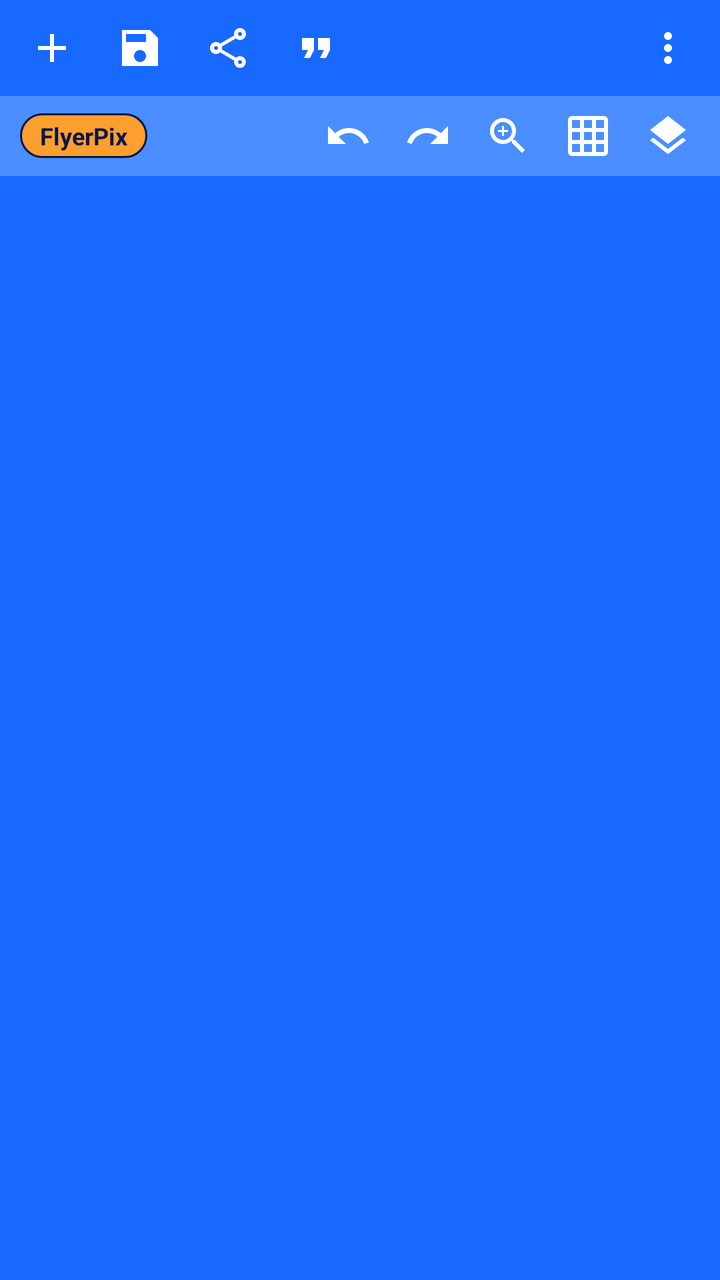
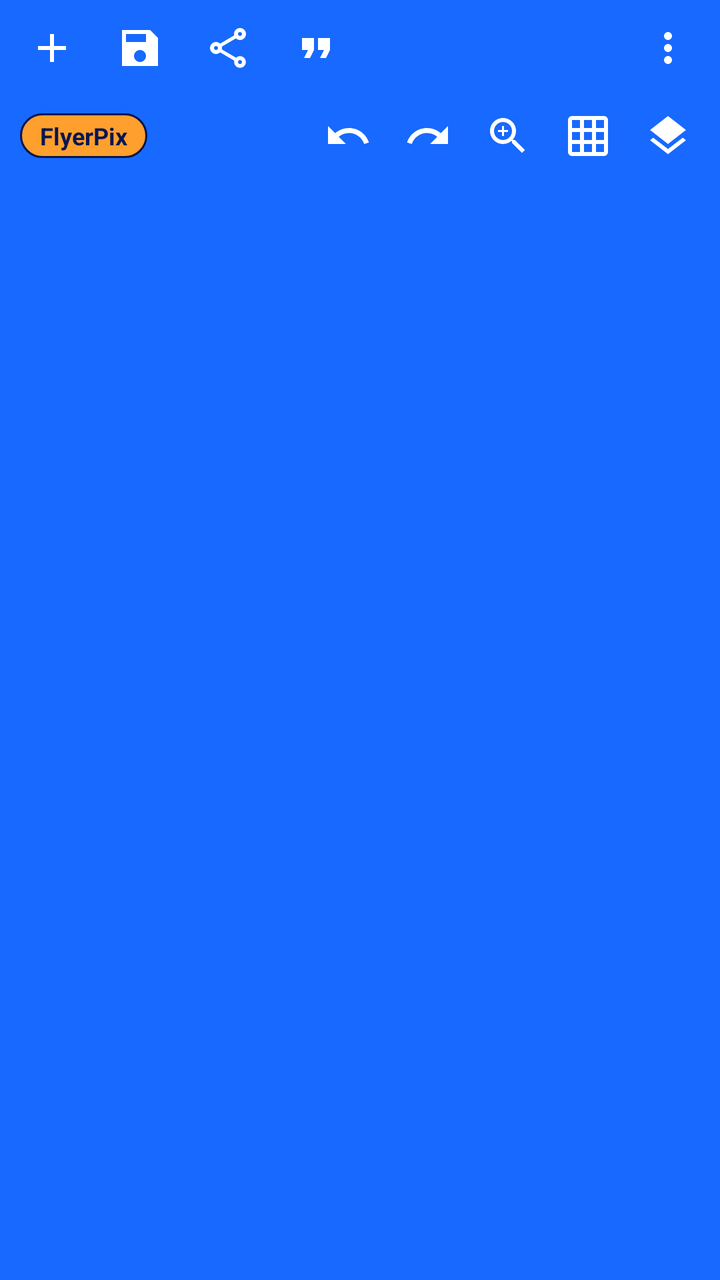

Two renders of the same Android screen: before a commit and after it. Below are the layout's source before the change and the commit's diff.
<!-- AndroidManifest.xml: application theme AppTheme -->
<!-- res/layout/layout_authentic_top_bar.xml -->
<?xml version="1.0" encoding="utf-8"?>
<LinearLayout xmlns:android="http://schemas.android.com/apk/res/android"
    xmlns:app="http://schemas.android.com/apk/res-auto"
    android:id="@+id/authenticTopBarContainer"
    android:layout_width="match_parent"
    android:layout_height="wrap_content"
    android:background="@color/brand_blue"
    android:elevation="6dp"
    android:orientation="vertical">

    
    <LinearLayout
        android:id="@+id/topBarRow1"
        android:layout_width="match_parent"
        android:layout_height="48dp"
        android:background="@color/header_primary"
        android:gravity="center_vertical"
        android:orientation="horizontal"
        android:paddingHorizontal="4dp">

        <ImageButton
            android:id="@+id/btnTopAdd"
            android:layout_width="44dp"
            android:layout_height="44dp"
            android:background="?attr/selectableItemBackgroundBorderless"
            android:contentDescription="Tambah Objek"
            android:src="@drawable/ic_add_24px"
            app:tint="@android:color/white" />

        <ImageButton
            android:id="@+id/btnTopSave"
            android:layout_width="44dp"
            android:layout_height="44dp"
            android:background="?attr/selectableItemBackgroundBorderless"
            android:contentDescription="Simpan"
            android:src="@drawable/ic_sharp_save_24px"
            app:tint="@android:color/white" />

        <ImageButton
            android:id="@+id/btnTopShare"
            android:layout_width="44dp"
            android:layout_height="44dp"
            android:background="?attr/selectableItemBackgroundBorderless"
            android:contentDescription="Bagikan"
            android:src="@drawable/ic_outline_share_24px"
            app:tint="@android:color/white" />

        <ImageButton
            android:id="@+id/btnTopQuotes"
            android:layout_width="44dp"
            android:layout_height="44dp"
            android:background="?attr/selectableItemBackgroundBorderless"
            android:contentDescription="Kutipan"
            android:src="@drawable/ic_format_quote_24px"
            app:tint="@android:color/white" />

        <View
            android:layout_width="0dp"
            android:layout_height="1dp"
            android:layout_weight="1" />

        <ImageButton
            android:id="@+id/btnTopOverflow"
            android:layout_width="44dp"
            android:layout_height="44dp"
            android:background="?attr/selectableItemBackgroundBorderless"
            android:contentDescription="Menu Lainnya"
            android:src="@drawable/ic_more_vert_24px"
            app:tint="@android:color/white" />
    </LinearLayout>

    
    <LinearLayout
        android:id="@+id/topBarRow2"
        android:layout_width="match_parent"
        android:layout_height="40dp"
        android:background="@color/header_secondary"
        android:gravity="center_vertical"
        android:orientation="horizontal"
        android:paddingHorizontal="6dp">

        <TextView
            android:id="@+id/tvPixelLabBadge"
            android:layout_width="wrap_content"
            android:layout_height="wrap_content"
            android:layout_marginStart="4dp"
            android:background="@drawable/bg_pixellab_badge"
            android:text="FlyerPix"
            android:textColor="@color/brand_navy"
            android:textSize="12sp"
            android:textStyle="bold" />

        <View
            android:layout_width="0dp"
            android:layout_height="1dp"
            android:layout_weight="1" />

        <ImageButton
            android:id="@+id/btnTopUndo"
            android:layout_width="40dp"
            android:layout_height="40dp"
            android:background="?attr/selectableItemBackgroundBorderless"
            android:contentDescription="Undo"
            android:src="@drawable/ic_sharp_undo_24px"
            app:tint="@android:color/white" />

        <ImageButton
            android:id="@+id/btnTopRedo"
            android:layout_width="40dp"
            android:layout_height="40dp"
            android:background="?attr/selectableItemBackgroundBorderless"
            android:contentDescription="Redo"
            android:src="@drawable/ic_sharp_redo_24px"
            app:tint="@android:color/white" />

        <LinearLayout
            android:id="@+id/topZoomControls"
            android:layout_width="wrap_content"
            android:layout_height="40dp"
            android:gravity="center_vertical"
            android:orientation="horizontal">

            <ImageButton
                android:id="@+id/btnTopZoom"
                android:layout_width="40dp"
                android:layout_height="40dp"
                android:background="?attr/selectableItemBackgroundBorderless"
                android:contentDescription="Buka kontrol zoom"
                android:src="@drawable/ic_zoom_in_24px"
                app:tint="@android:color/white" />

            <ImageButton
                android:id="@+id/btnTopZoomOut"
                android:layout_width="40dp"
                android:layout_height="40dp"
                android:background="?attr/selectableItemBackgroundBorderless"
                android:contentDescription="Perkecil zoom canvas"
                android:src="@drawable/ic_zoom_out_24px"
                android:visibility="gone"
                app:tint="@android:color/white" />

            <TextView
                android:id="@+id/tvTopZoomLabel"
                android:layout_width="52dp"
                android:layout_height="28dp"
                android:layout_marginStart="4dp"
                android:layout_marginEnd="4dp"
                android:background="@drawable/bg_pixellab_badge"
                android:gravity="center"
                android:text="100%"
                android:textColor="@android:color/white"
                android:textSize="11sp"
                android:textStyle="bold"
                android:visibility="gone" />

            <ImageButton
                android:id="@+id/btnTopZoomIn"
                android:layout_width="40dp"
                android:layout_height="40dp"
                android:background="?attr/selectableItemBackgroundBorderless"
                android:contentDescription="Perbesar zoom canvas"
                android:src="@drawable/ic_zoom_in_24px"
                android:visibility="gone"
                app:tint="@android:color/white" />
        </LinearLayout>

        <ImageButton
            android:id="@+id/btnTopGrid"
            android:layout_width="40dp"
            android:layout_height="40dp"
            android:background="?attr/selectableItemBackgroundBorderless"
            android:contentDescription="Grid"
            android:src="@drawable/ic_grid_on_24px"
            app:tint="@android:color/white" />

        <ImageButton
            android:id="@+id/btnTopLayers"
            android:layout_width="40dp"
            android:layout_height="40dp"
            android:background="?attr/selectableItemBackgroundBorderless"
            android:contentDescription="Layers"
            android:src="@drawable/ic_layers_24px"
            app:tint="@android:color/white" />
    </LinearLayout>

</LinearLayout>
<!-- resources referenced by this layout -->
<resources>
  <color name="brand_blue">#1769FF</color>
  <color name="brand_navy">#07164F</color>
  <color name="header_primary">#1769FF</color>
  <color name="header_secondary">#4A8EFF</color>
  <!-- drawable ic_add_24px (drawable) -->
  <vector xmlns:android="http://schemas.android.com/apk/res/android"
      android:width="24dp"
      android:height="24dp"
      android:viewportWidth="24"
      android:viewportHeight="24">
    <path
        android:fillColor="@android:color/white"
        android:pathData="M19,13h-6v6h-2v-6H5v-2h6V5h2v6h6v2z"/>
  </vector>
  <!-- drawable ic_format_quote_24px (drawable) -->
  <vector xmlns:android="http://schemas.android.com/apk/res/android"
      android:width="24dp"
      android:height="24dp"
      android:viewportWidth="24"
      android:viewportHeight="24">
    <path
        android:fillColor="@android:color/white"
        android:pathData="M6,17h3l2,-4V7H5v6h3zm8,0h3l2,-4V7h-6v6h3z"/>
  </vector>
  <!-- drawable ic_layers_24px (drawable) -->
  <vector xmlns:android="http://schemas.android.com/apk/res/android"
      android:width="24dp"
      android:height="24dp"
      android:viewportWidth="24"
      android:viewportHeight="24">
    <path
        android:fillColor="#FFFFFFFF"
        android:pathData="M11.99,18.54l-7.37,-5.73L3,14.07l9,7 9,-7 -1.63,-1.27 -7.38,5.74zM12,16l7.36,-5.73L21,9l-9,-7 -9,7 1.63,1.27L12,16z"/>
  </vector>
  <color name="brand_orange">#FF9F2D</color>
  <color name="white">#fff</color>
  <color name="black">#000</color>
  <color name="gray">#616161</color>
  <style name="AppBottomNavigation" parent="Widget.MaterialComponents.BottomNavigationView.Colored">
  
      </style>
  <style name="AppButton" parent="Widget.MaterialComponents.Button.UnelevatedButton">
          <item name="strokeColor">@color/brand_blue</item>
          <item name="strokeWidth">1dp</item>
          <item name="android:textColor">@color/brand_blue</item>
      </style>
  <style name="ButtonText" parent="TextAppearance.MaterialComponents.Button">
          <item name="fontFamily">@font/raleway_semibold</item>
      </style>
  <style name="Body1Text" parent="TextAppearance.MaterialComponents.Body1">
          <item name="fontFamily">@font/raleway_semibold</item>
      </style>
  <style name="Body2Text" parent="TextAppearance.MaterialComponents.Body2">
          <item name="fontFamily">@font/raleway_semibold</item>
      </style>
  <style name="CaptionText" parent="TextAppearance.MaterialComponents.Caption">
          <item name="fontFamily">@font/raleway_semibold</item>
      </style>
  <style name="Headline4Text" parent="TextAppearance.MaterialComponents.Headline6">
          <item name="fontFamily">@font/raleway_semibold</item>
      </style>
  <style name="Headline5Text" parent="TextAppearance.MaterialComponents.Headline6">
          <item name="fontFamily">@font/raleway_semibold</item>
      </style>
  <style name="Headline6Text" parent="TextAppearance.MaterialComponents.Headline6">
          <item name="fontFamily">@font/raleway_semibold</item>
      </style>
  <style name="AppFloatingActionButton" parent="Widget.MaterialComponents.FloatingActionButton">
          <item name="shapeAppearanceOverlay">@style/FloatingActionButton</item>
      </style>
  <style name="SmallComponent" parent="ShapeAppearance.MaterialComponents.SmallComponent">
          <item name="cornerFamily">cut</item>
          <item name="cornerSize">0dp</item>
      </style>
  <style name="MediumComponent" parent="ShapeAppearance.MaterialComponents.MediumComponent">
          <item name="cornerFamily">cut</item>
          <item name="cornerSize">0dp</item>
      </style>
  <style name="LargeComponent" parent="ShapeAppearance.MaterialComponents.LargeComponent">
          <item name="cornerFamily">cut</item>
          <item name="cornerSize">0dp</item>
      </style>
  <style name="FloatingActionButton" parent="ShapeAppearanceOverlay.MaterialComponents.FloatingActionButton">
      </style>
  <!-- unchanged entries left out for length: 11 -->
</resources>

<!-- the commit's change to res/layout/layout_authentic_top_bar.xml (unified diff, before → after) -->
@@ -4,7 +4,7 @@
     android:id="@+id/authenticTopBarContainer"
     android:layout_width="match_parent"
     android:layout_height="wrap_content"
-    android:background="@color/brand_blue"
+    android:background="@color/header_primary"
     android:elevation="6dp"
     android:orientation="vertical">
 
@@ -74,7 +74,7 @@
         android:id="@+id/topBarRow2"
         android:layout_width="match_parent"
         android:layout_height="40dp"
-        android:background="@color/header_secondary"
+        android:background="@color/header_primary"
         android:gravity="center_vertical"
         android:orientation="horizontal"
         android:paddingHorizontal="6dp">
<!-- resource entries referenced after the edit -->
@@ -3,7 +3,6 @@
   <color name="brand_blue">#1769FF</color>
   <color name="brand_navy">#07164F</color>
   <color name="header_primary">#1769FF</color>
-  <color name="header_secondary">#4A8EFF</color>
   <!-- drawable ic_add_24px (drawable) -->
   <vector xmlns:android="http://schemas.android.com/apk/res/android"
       android:width="24dp"
